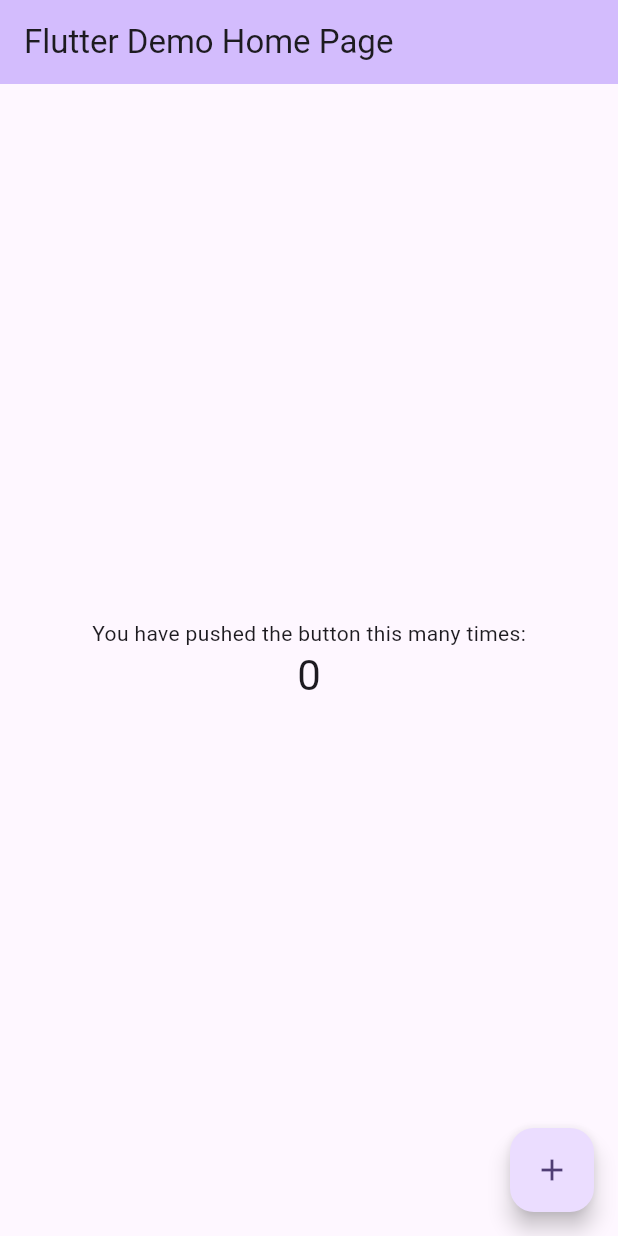
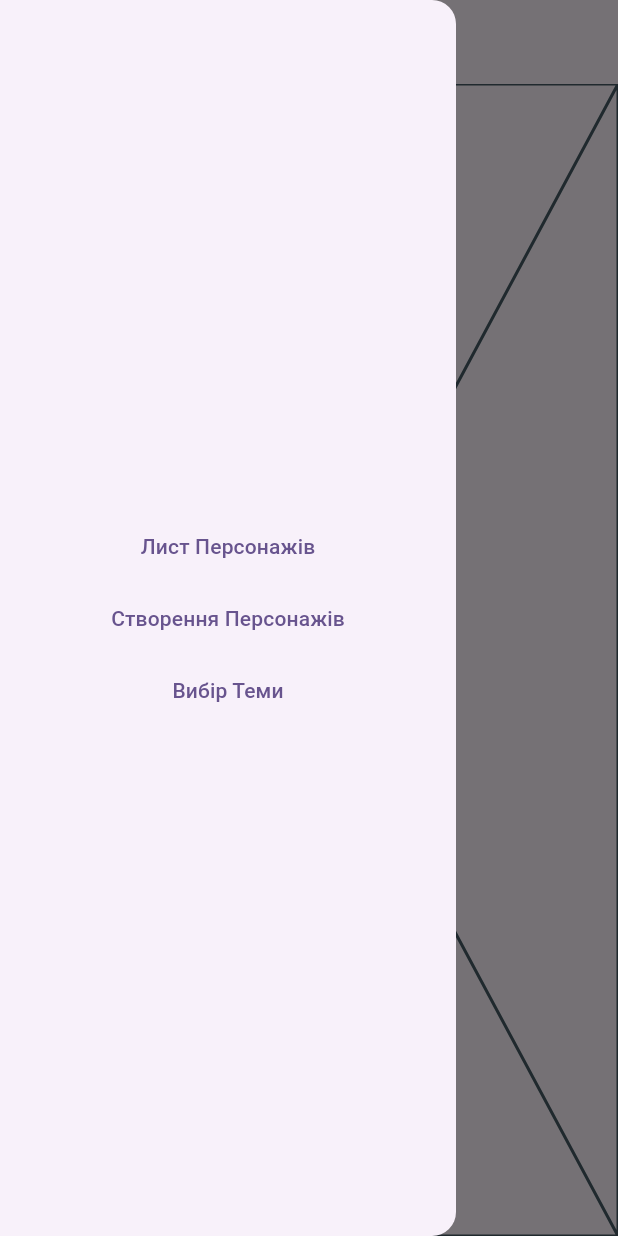
Before and after one commit to Aidaman/phlegeton_character_finance_manager, a Flutter app: the screen it shows after launch, with the side drawer open (before the commit the screen has no drawer), on a phone screen of 412 x 824 dp. Run offline on Flutter 3.47's test engine with Material 3 defaults, Android fonts, the phone set to English and light mode, and no system bars.

Commit message:
regenerated code, made the to and from json files, added a typedef for Json to go not insane, defined Homepage and drawer on it

```diff
--- a/lib/core/routing/app_routes.dart
+++ b/lib/core/routing/app_routes.dart
@@ -14,7 +14,7 @@ extension AppRouting on AppRoutes {
       };
 
   WidgetBuilder get builder => switch (this) {
-        AppRoutes.homepage => (context) => const Homepage(),
+        AppRoutes.homepage => (context) => Homepage(),
         AppRoutes.characterFinances => (context) => const CharacterFinances(),
       };
 }
--- a/lib/features/character_purce/character.dart
+++ b/lib/features/character_purce/models/character.dart
@@ -1,6 +1,6 @@
 import 'package:json_annotation/json_annotation.dart';
 import 'package:phlegeton_character_finance_manager/core/json.typedef.dart';
-import 'package:phlegeton_character_finance_manager/features/character_purce/purse.dart';
+import 'package:phlegeton_character_finance_manager/features/character_purce/models/purse.dart';
 
 part 'character.g.dart';
 
--- a/lib/features/homepage/page/homepage.dart
+++ b/lib/features/homepage/page/homepage.dart
@@ -1,10 +1,23 @@
 import 'package:flutter/material.dart';
+import 'package:phlegeton_character_finance_manager/features/shared_drawer/shared_drawer.dart';
 
 class Homepage extends StatelessWidget {
-  const Homepage({super.key});
+  final GlobalKey<ScaffoldState> _scaffoldKey = GlobalKey<ScaffoldState>();
+
+  Homepage({super.key});
 
   @override
   Widget build(BuildContext context) {
-    return const Placeholder();
+    return Scaffold(
+      key: _scaffoldKey,
+      appBar: AppBar(
+        leading: IconButton(
+          icon: const Icon(Icons.menu),
+          onPressed: () => _scaffoldKey.currentState?.openDrawer(),
+        ),
+      ),
+      drawer: SharedDrawer(),
+      body: const Placeholder(),
+    );
   }
 }
--- /dev/null
+++ b/lib/features/shared_drawer/shared_drawer.dart
@@ -0,0 +1,35 @@
+import 'package:flutter/material.dart';
+
+class SharedDrawer extends StatelessWidget {
+  final Map<String, void Function()> _navigationButtons = {
+    'Лист Персонажів': () {},
+    'Створення Персонажів': () {},
+    'Вибір Теми': () {},
+  };
+
+  SharedDrawer({super.key});
+
+  @override
+  Widget build(BuildContext context) {
+    return Drawer(
+      child: Container(
+        padding: const EdgeInsets.symmetric(
+          horizontal: 8,
+          vertical: 16,
+        ),
+        child: Center(
+          child: ListView.builder(
+            shrinkWrap: true,
+            itemCount: _navigationButtons.length,
+            itemBuilder: (context, index) => TextButton(
+              onPressed: _navigationButtons.entries.elementAt(index).value,
+              child: Text(
+                _navigationButtons.entries.elementAt(index).key,
+              ),
+            ),
+          ),
+        ),
+      ),
+    );
+  }
+}
--- a/lib/main.dart
+++ b/lib/main.dart
@@ -1,4 +1,5 @@
 import 'package:flutter/material.dart';
+import 'package:phlegeton_character_finance_manager/core/routing/app_routes.dart';
 
 void main() {
   runApp(const MyApp());
@@ -15,55 +16,14 @@ class MyApp extends StatelessWidget {
         colorScheme: ColorScheme.fromSeed(seedColor: Colors.deepPurple),
         useMaterial3: true,
       ),
-      home: const MyHomePage(title: 'Flutter Demo Home Page'),
+      initialRoute: AppRoutes.homepage.destination,
+      routes: Map.fromEntries(
+        AppRoutes.values.map(
+          (e) => MapEntry(e.destination, e.builder),
+        ),
+      ),
     );
   }
 }
 
-class MyHomePage extends StatefulWidget {
-  const MyHomePage({super.key, required this.title});
-
-  final String title;
-
-  @override
-  State<MyHomePage> createState() => _MyHomePageState();
-}
-
-class _MyHomePageState extends State<MyHomePage> {
-  int _counter = 0;
-
-  void _incrementCounter() {
-    setState(() {
-      _counter++;
-    });
-  }
-
-  @override
-  Widget build(BuildContext context) {
-    return Scaffold(
-      appBar: AppBar(
-        backgroundColor: Theme.of(context).colorScheme.inversePrimary,
-        title: Text(widget.title),
-      ),
-      body: Center(
-        child: Column(
-          mainAxisAlignment: MainAxisAlignment.center,
-          children: <Widget>[
-            const Text(
-              'You have pushed the button this many times:',
-            ),
-            Text(
-              '$_counter',
-              style: Theme.of(context).textTheme.headlineMedium,
-            ),
-          ],
-        ),
-      ),
-      floatingActionButton: FloatingActionButton(
-        onPressed: _incrementCounter,
-        tooltip: 'Increment',
-        child: const Icon(Icons.add),
-      ),
-    );
-  }
-}
+final GlobalKey<ScaffoldState> scaffoldKey = GlobalKey<ScaffoldState>();
```
Also changed, not shown: lib/features/character_purce/models/character.g.dart (renamed from lib/features/character_purce/character.g.dart), lib/features/character_purce/models/purse.dart (renamed from lib/features/character_purce/purse.dart), lib/features/character_purce/models/purse.g.dart (renamed from lib/features/character_purce/purse.g.dart).
